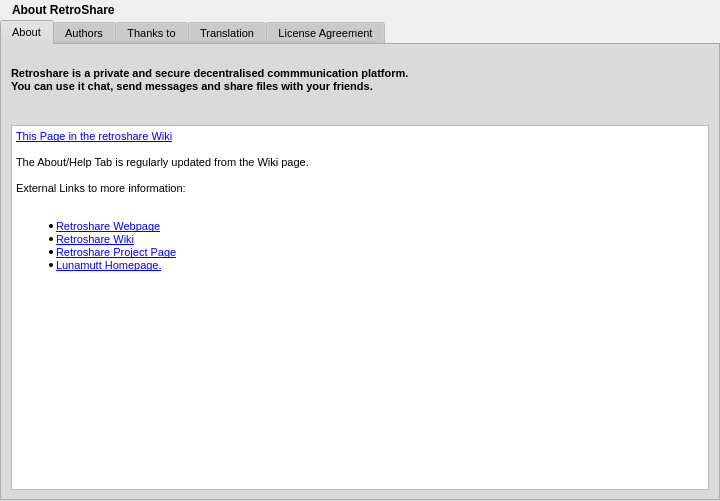
Old version of the form retroshare-gui/src/gui/HelpDialog.ui in the repository RetroShare/RetroShare.
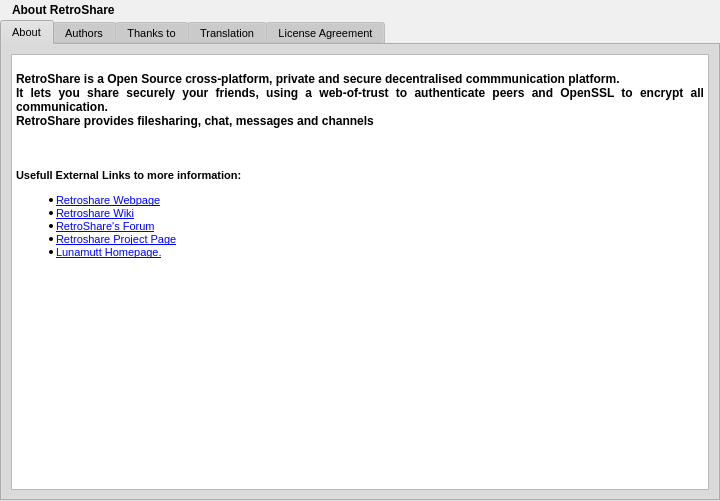
New version of the form. Icons and pictures are not drawn.

Commit message: update of HelpDialog to set links for new forum and wiki

```diff
--- a/retroshare-gui/src/gui/HelpDialog.ui
+++ b/retroshare-gui/src/gui/HelpDialog.ui
@@ -529,59 +529,32 @@
        <property name="spacing" >
         <number>6</number>
        </property>
-       <item row="0" column="2" >
-        <spacer>
-         <property name="orientation" >
-          <enum>Qt::Horizontal</enum>
-         </property>
-         <property name="sizeHint" stdset="0" >
-          <size>
-           <width>81</width>
-           <height>20</height>
-          </size>
-         </property>
-        </spacer>
-       </item>
-       <item row="1" column="0" colspan="3" >
-        <widget class="QTextBrowser" name="textBrowser" >
+       <item row="0" column="0" colspan="3" >
+        <widget class="QTextBrowser" name="about" >
          <property name="html" >
           <string>&lt;!DOCTYPE HTML PUBLIC "-//W3C//DTD HTML 4.0//EN" "http://www.w3.org/TR/REC-html40/strict.dtd">
 &lt;html>&lt;head>&lt;meta name="qrichtext" content="1" />&lt;style type="text/css">
 p, li { white-space: pre-wrap; }
 &lt;/style>&lt;/head>&lt;body style=" font-family:'Arial'; font-size:8pt; font-weight:400; font-style:normal;">
-&lt;p style=" margin-top:0px; margin-bottom:0px; margin-left:0px; margin-right:0px; -qt-block-indent:0; text-indent:0px;">&lt;a href="http://retroshare.wiki.sourceforge.net/help_tab">&lt;span style=" text-decoration: underline; color:#0000ff;">This Page in the retroshare Wiki&lt;/span>&lt;/a>&lt;br />&lt;br />The About/Help Tab is regularly updated from the Wiki page.&lt;br />&lt;br />External Links to more information:&lt;br />&lt;/p>
-&lt;ul style="-qt-list-indent: 1;">&lt;li style=" margin-top:12px; margin-bottom:0px; margin-left:0px; margin-right:0px; -qt-block-indent:0; text-indent:0px;">&lt;a href="http://retroshare.sourceforge.net">&lt;span style=" text-decoration: underline; color:#0000ff;">Retroshare Webpage&lt;/span>&lt;/a>&lt;/li>
-&lt;li style=" margin-top:0px; margin-bottom:0px; margin-left:0px; margin-right:0px; -qt-block-indent:0; text-indent:0px;">&lt;a href="http://retroshare.wiki.sourceforge.net/">&lt;span style=" text-decoration: underline; color:#0000ff;">Retroshare Wiki&lt;/span>&lt;/a>&lt;/li>
-&lt;li style=" margin-top:0px; margin-bottom:0px; margin-left:0px; margin-right:0px; -qt-block-indent:0; text-indent:0px;">&lt;a href="http://sourceforge.net/projects/retroshare/">&lt;span style=" text-decoration: underline; color:#0000ff;">Retroshare Project Page&lt;/span>&lt;/a>&lt;/li>
-&lt;li style=" margin-top:0px; margin-bottom:12px; margin-left:0px; margin-right:0px; -qt-block-indent:0; text-indent:0px;">&lt;a href="http://www.lunamutt.com">&lt;span style=" text-decoration: underline; color:#0000ff;">Lunamutt Homepage.&lt;/span>&lt;/a>&lt;/li>&lt;/ul>&lt;/body>&lt;/html></string>
+&lt;p align="center" style="-qt-paragraph-type:empty; margin-top:0px; margin-bottom:0px; margin-left:0px; margin-right:0px; -qt-block-indent:0; text-indent:0px;">&lt;/p>
+&lt;p align="justify" style=" margin-top:0px; margin-bottom:0px; margin-left:0px; margin-right:0px; -qt-block-indent:0; text-indent:0px; font-size:9pt; font-weight:600;">RetroShare is a Open Source cross-platform, private and secure decentralised commmunication platform.	&lt;/p>
+&lt;p align="justify" style=" margin-top:0px; margin-bottom:0px; margin-left:0px; margin-right:0px; -qt-block-indent:0; text-indent:0px; font-size:9pt; font-weight:600;">It lets you share securely your friends, using a web-of-trust to authenticate peers and OpenSSL to encrypt all communication. &lt;/p>
+&lt;p align="justify" style=" margin-top:0px; margin-bottom:0px; margin-left:0px; margin-right:0px; -qt-block-indent:0; text-indent:0px; font-size:9pt; font-weight:600;">RetroShare provides filesharing, chat, messages and channels&lt;/p>
+&lt;p align="center" style="-qt-paragraph-type:empty; margin-top:0px; margin-bottom:0px; margin-left:0px; margin-right:0px; -qt-block-indent:0; text-indent:0px; font-size:9pt; font-weight:600;">&lt;/p>
+&lt;p align="center" style=" margin-top:0px; margin-bottom:0px; margin-left:0px; margin-right:0px; -qt-block-indent:0; text-indent:0px; font-size:9pt; font-weight:600;">&lt;img src=":/images/retrosharelogo2.png" />&lt;/p>
+&lt;p align="center" style="-qt-paragraph-type:empty; margin-top:0px; margin-bottom:0px; margin-left:0px; margin-right:0px; -qt-block-indent:0; text-indent:0px;">&lt;/p>
+&lt;p style=" margin-top:0px; margin-bottom:0px; margin-left:0px; margin-right:0px; -qt-block-indent:0; text-indent:0px; font-weight:600;">Usefull External Links to more information:&lt;/p>
+&lt;ul style="-qt-list-indent: 1;">&lt;li align="justify" style=" margin-top:12px; margin-bottom:0px; margin-left:0px; margin-right:0px; -qt-block-indent:0; text-indent:0px;">&lt;a href="http://retroshare.sourceforge.net">&lt;span style=" text-decoration: underline; color:#0000ff;">Retroshare Webpage&lt;/span>&lt;/a>&lt;/li>
+&lt;li align="justify" style=" margin-top:0px; margin-bottom:0px; margin-left:0px; margin-right:0px; -qt-block-indent:0; text-indent:0px;">&lt;a href="http://retroshare.wiki.sourceforge.net/">&lt;span style=" text-decoration: underline; color:#0000ff;">Retroshare Wiki&lt;/span>&lt;/a>&lt;/li>
+&lt;li style=" text-decoration: underline; color:#0000ff;" align="justify" style=" margin-top:0px; margin-bottom:0px; margin-left:0px; margin-right:0px; -qt-block-indent:0; text-indent:0px;">&lt;a href="http://retroshare.sourceforge.net/forum/">RetroShare's Forum&lt;/a>&lt;/li>
+&lt;li align="justify" style=" margin-top:0px; margin-bottom:0px; margin-left:0px; margin-right:0px; -qt-block-indent:0; text-indent:0px;">&lt;a href="http://sourceforge.net/projects/retroshare/">&lt;span style=" text-decoration: underline; color:#0000ff;">Retroshare Project Page&lt;/span>&lt;/a>&lt;/li>
+&lt;li align="justify" style=" margin-top:0px; margin-bottom:12px; margin-left:0px; margin-right:0px; -qt-block-indent:0; text-indent:0px;">&lt;a href="http://www.lunamutt.com">&lt;span style=" text-decoration: underline; color:#0000ff;">Lunamutt Homepage.&lt;/span>&lt;/a>&lt;/li>&lt;/ul>&lt;/body>&lt;/html></string>
          </property>
          <property name="openExternalLinks" >
           <bool>true</bool>
          </property>
         </widget>
        </item>
-       <item row="0" column="1" >
-        <widget class="QLabel" name="label_3" >
-         <property name="text" >
-          <string/>
-         </property>
-         <property name="pixmap" >
-          <pixmap resource="images.qrc" >:/images/retrosharelogo1.png</pixmap>
-         </property>
-        </widget>
-       </item>
-       <item row="0" column="0" >
-        <widget class="QLabel" name="label_4" >
-         <property name="text" >
-          <string>&lt;!DOCTYPE HTML PUBLIC "-//W3C//DTD HTML 4.0//EN" "http://www.w3.org/TR/REC-html40/strict.dtd">
-&lt;html>&lt;head>&lt;meta name="qrichtext" content="1" />&lt;style type="text/css">
-p, li { white-space: pre-wrap; }
-&lt;/style>&lt;/head>&lt;body style=" font-family:'Arial'; font-size:8pt; font-weight:400; font-style:normal;">
-&lt;p style="-qt-paragraph-type:empty; margin-top:0px; margin-bottom:0px; margin-left:0px; margin-right:0px; -qt-block-indent:0; text-indent:0px;">&lt;/p>
-&lt;p style=" margin-top:0px; margin-bottom:0px; margin-left:0px; margin-right:0px; -qt-block-indent:0; text-indent:0px;">&lt;span style=" font-weight:600;">Retroshare is a private and secure decentralised commmunication platform.&lt;br />You can use it chat, send messages and share files with your friends.&lt;/span>&lt;br />&lt;br />&lt;/p>&lt;/body>&lt;/html></string>
-         </property>
-        </widget>
-       </item>
       </layout>
      </widget>
      <widget class="QWidget" name="tab_2" >
```
Left out of the diff: 1 changed line with no effect on the pictures.
